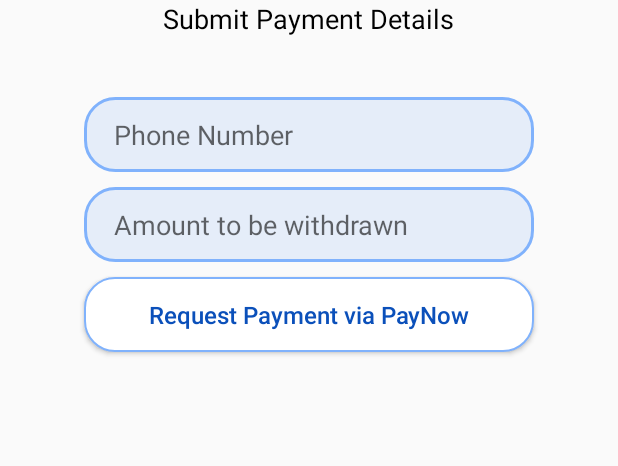
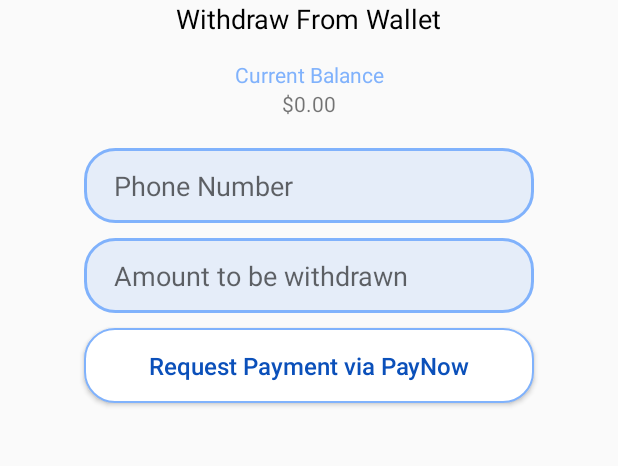
Before and after one commit to cfdkdcftw/orbital2019catch, an Android app: the PaymentActivity screen opened directly, with no data from a screen before it, on a phone screen of 412 x 824 dp, the part 270-736 px from its top. Run offline under Robolectric (Android 15) with nearby library versions, the phone set to English and light mode, and no system bars; our stand-ins replace Firebase (no records; nobody signed in at launch, a user with empty details on screens opened directly); 1 statement that could not run was skipped.

Commit message:
-m added notification feature upon withdrawal from wallet + added in textview to view wallet balance before deciding how much you want to withdraw
q

```diff
--- a/app/build.gradle
+++ b/app/build.gradle
@@ -53,6 +53,8 @@
     implementation 'com.google.android.gms:play-services-maps:16.1.0'
     implementation 'com.h6ah4i.android.widget.verticalseekbar:verticalseekbar:0.7.2'
 
+    // notification
+    implementation 'com.google.firebase:firebase-messaging:18.0.0'
 
     implementation 'com.android.support.constraint:constraint-layout:1.1.3'
     testImplementation 'junit:junit:4.12'
--- a/app/src/main/AndroidManifest.xml
+++ b/app/src/main/AndroidManifest.xml
@@ -17,13 +17,13 @@
         android:required="false" />
 
     <application
+        android:name="App"
         android:allowBackup="true"
         android:icon="@mipmap/ic_launcher"
         android:label="@string/app_name"
         android:roundIcon="@mipmap/ic_launcher_round"
         android:supportsRtl="true"
         android:theme="@style/AppTheme">
-
         <!--
              The API key for Google Maps-based APIs is defined as a string resource.
              (See the file "res/values/google_maps_api.xml").
--- a/app/src/main/java/com/example/orbital2019catch/loginandregister/UserProfile.java
+++ b/app/src/main/java/com/example/orbital2019catch/loginandregister/UserProfile.java
@@ -1,4 +1,9 @@
 package com.example.orbital2019catch.loginandregister;
+
+import com.example.orbital2019catch.profile.PaymentActivity;
+import com.example.orbital2019catch.profile.PaymentRequest;
+
+import java.util.ArrayList;
 
 public class UserProfile {
 
@@ -39,4 +44,5 @@
     public void setName(String name) {
         this.name = name;
     }
+
 }
--- a/app/src/main/java/com/example/orbital2019catch/profile/PaymentActivity.java
+++ b/app/src/main/java/com/example/orbital2019catch/profile/PaymentActivity.java
@@ -1,13 +1,21 @@
 package com.example.orbital2019catch.profile;
 
+import android.app.Notification;
 import android.content.Intent;
+import android.graphics.Bitmap;
+import android.graphics.BitmapFactory;
+import android.graphics.Color;
+import android.media.RingtoneManager;
 import android.os.Bundle;
 import android.support.annotation.NonNull;
+import android.support.v4.app.NotificationCompat;
+import android.support.v4.app.NotificationManagerCompat;
 import android.support.v7.app.AppCompatActivity;
 import android.view.View;
 import android.widget.Button;
 import android.widget.EditText;
 import android.widget.ProgressBar;
+import android.widget.TextView;
 import android.widget.Toast;
 
 import com.example.orbital2019catch.MainActivity;
@@ -23,15 +31,25 @@
 import com.google.firebase.database.DatabaseReference;
 import com.google.firebase.database.FirebaseDatabase;
 import com.google.firebase.database.ValueEventListener;
+import com.google.firebase.firestore.FirebaseFirestore;
+
+import java.util.ArrayList;
+import java.util.Arrays;
+import java.util.Date;
+
+import static com.example.orbital2019catch.App.CHANNEL_1_ID;
 
 public class PaymentActivity  extends AppCompatActivity {
 
+    private TextView profileBalance;
     private String phoneNumber, amount;
+    private double amountInDouble;
     private EditText mPhoneField, mAmountField;
     private Button mPaymentBtn;
     private FirebaseAuth mAuth;
     private FirebaseDatabase mDatabase;
-    private String balance;
+    private double balance;
+    private NotificationManagerCompat notificationManagerCompat;
 
     @Override
     protected void onCreate(Bundle savedInstanceState) {
@@ -39,7 +57,25 @@
         setContentView(R.layout.activity_payment);
         mAuth = FirebaseAuth.getInstance();
         mDatabase = FirebaseDatabase.getInstance();
-        getBalance();
+        notificationManagerCompat = NotificationManagerCompat.from(this);
+
+        profileBalance = (TextView) findViewById(R.id.balance_display);
+        DatabaseReference databaseReference = mDatabase.getReference(mAuth.getUid());
+        databaseReference.addValueEventListener(new ValueEventListener() {
+            @Override
+            public void onDataChange(@NonNull DataSnapshot dataSnapshot) {
+                UserProfile userProfile = dataSnapshot.getValue(UserProfile.class);
+                balance = userProfile.getBalance();
+                profileBalance.setText(String.format("$%.2f", balance));
+            }
+
+            @Override
+            public void onCancelled(@NonNull DatabaseError databaseError) {
+                Toast.makeText(PaymentActivity.this, databaseError.getCode(), Toast.LENGTH_SHORT).show();
+            }
+        });
+
+
         mPhoneField = (EditText) findViewById(R.id.phone_number);
         mAmountField = (EditText) findViewById(R.id.payment_amount);
         mPaymentBtn = (Button) findViewById(R.id.request_payment);
@@ -49,7 +85,9 @@
             public void onClick(View v) {
                 phoneNumber = mPhoneField.getText().toString().trim();
                 amount = mAmountField.getText().toString().trim();
+                amountInDouble = Double.parseDouble(amount);
                 if (validate()) {
+                    sendNotification();
                     // upload payment details to data base
                     sendRequest();
                 }
@@ -60,10 +98,12 @@
     private void sendRequest() {
         FirebaseDatabase firebaseDatabase = FirebaseDatabase.getInstance();
         DatabaseReference myRef = firebaseDatabase.getReference("payments");
-        PaymentRequest paymentRequest = new PaymentRequest(phoneNumber, amount);
+        PaymentRequest paymentRequest = new PaymentRequest(phoneNumber, amountInDouble);
         myRef.setValue(paymentRequest);
+
         updateUserBalance();
         Toast.makeText(PaymentActivity.this.getApplicationContext(), "Successfully requested for payment!", Toast.LENGTH_LONG).show();
+
         Intent intent = new Intent(PaymentActivity.this, MainActivity.class);
         startActivity(intent);
         overridePendingTransition(0,0);
@@ -71,23 +111,7 @@
 
     private void updateUserBalance() {
         DatabaseReference balanceRef = mDatabase.getReference(mAuth.getUid()).child("balance");
-        balanceRef.setValue(Double.parseDouble(balance) - Double.parseDouble(amount));
-    }
-
-    private void getBalance() {
-        DatabaseReference databaseReference = mDatabase.getReference(mAuth.getUid());
-        databaseReference.addValueEventListener(new ValueEventListener() {
-            @Override
-            public void onDataChange(@NonNull DataSnapshot dataSnapshot) {
-                UserProfile userProfile = dataSnapshot.getValue(UserProfile.class);
-                balance = String.format("%.2f", userProfile.getBalance());
-            }
-
-            @Override
-            public void onCancelled(@NonNull DatabaseError databaseError) {
-                Toast.makeText(PaymentActivity.this, databaseError.getCode(), Toast.LENGTH_SHORT).show();
-            }
-        });
+        balanceRef.setValue(balance - amountInDouble);
     }
 
     private Boolean validate() {
@@ -99,14 +123,34 @@
             Toast.makeText(PaymentActivity.this.getApplicationContext(), "Please enter amount to be withdrawn.", Toast.LENGTH_LONG).show();
         } else if (phoneNumber.length() != 8) {
             Toast.makeText(PaymentActivity.this.getApplicationContext(), "Phone number must be 8 digits.", Toast.LENGTH_LONG).show();
-        } // else if (Double.parseDouble(amount) > Double.parseDouble(balance)) {
-          //  Toast.makeText(PaymentActivity.this.getApplicationContext(), "You have insufficient balance.", Toast.LENGTH_LONG).show();
-          // }
+        } else if (balance < amountInDouble) {
+            Toast.makeText(PaymentActivity.this.getApplicationContext(), "You have insufficient balance.", Toast.LENGTH_LONG).show();
+        } else if (amountInDouble <= 0) {
+            Toast.makeText(PaymentActivity.this.getApplicationContext(), "Please enter a valid amount.", Toast.LENGTH_LONG).show();
+        }
         else {
             result = true;
         }
 
         return result;
+    }
+
+    public void sendNotification() {
+        String title = "DBSBank";
+        String message = String.format("You have received SGD %.2f from CATCH to your account via PayNow.", amountInDouble);
+        int m = (int) ((new Date().getTime() / 1000L) % Integer.MAX_VALUE);
+
+        Notification notification = new NotificationCompat.Builder(this, CHANNEL_1_ID)
+                .setSmallIcon(R.drawable.ic_chat_black_24dp)
+                .setContentTitle(title)
+                .setContentText(message)
+                .setStyle(new NotificationCompat.BigTextStyle().bigText(message))
+                .setColor(Color.BLUE)
+                .setBadgeIconType(R.drawable.ic_chat_black_24dp)
+                .setPriority(NotificationCompat.PRIORITY_HIGH)
+                .setCategory(NotificationCompat.CATEGORY_MESSAGE)
+                .build();
+        notificationManagerCompat.notify(m, notification);
     }
 
     public void onPause() {
--- /dev/null
+++ b/app/src/main/res/drawable/ic_chat_black_24dp.xml
@@ -0,0 +1,9 @@
+<vector xmlns:android="http://schemas.android.com/apk/res/android"
+        android:width="24dp"
+        android:height="24dp"
+        android:viewportWidth="24.0"
+        android:viewportHeight="24.0">
+    <path
+        android:fillColor="#FF000000"
+        android:pathData="M20,2L4,2c-1.1,0 -1.99,0.9 -1.99,2L2,22l4,-4h14c1.1,0 2,-0.9 2,-2L22,4c0,-1.1 -0.9,-2 -2,-2zM6,9h12v2L6,11L6,9zM14,14L6,14v-2h8v2zM18,8L6,8L6,6h12v2z"/>
+</vector>
--- a/app/src/main/res/layout/activity_payment.xml
+++ b/app/src/main/res/layout/activity_payment.xml
@@ -19,21 +19,41 @@
         android:layout_width="wrap_content"
         android:layout_height="wrap_content"
         android:layout_centerHorizontal="true"
-        android:text="Submit Payment Details"
+        android:text="Withdraw From Wallet"
         android:textAllCaps="false"
         android:textSize="18sp"
         android:textColor="@color/black" />
 
+    <TextView
+        android:id="@+id/balance_heading"
+        android:layout_below="@+id/payment_page_title"
+        android:layout_width="match_parent"
+        android:layout_height="wrap_content"
+        android:layout_marginTop="15dp"
+        android:layout_gravity="center"
+        android:gravity="center"
+        android:textColor="@color/themeBlue"
+        android:text="Current Balance"/>
+
+    <TextView
+        android:id="@+id/balance_display"
+        android:layout_below="@+id/balance_heading"
+        android:layout_width="match_parent"
+        android:layout_height="wrap_content"
+        android:layout_gravity="center"
+        android:gravity="center"
+        android:text="0.00"/>
+
     <EditText
         android:id="@+id/phone_number"
-        android:layout_below="@+id/payment_page_title"
+        android:layout_below="@+id/balance_display"
         android:layout_width="300dp"
         android:layout_height="50dp"
         android:layout_centerHorizontal="true"
         android:background="@drawable/login_input_background"
         android:ems="10"
         android:hint="Phone Number"
-        android:layout_marginTop="40dp"
+        android:layout_marginTop="20dp"
         android:paddingLeft="20dp"
         android:textIsSelectable="true"
         android:focusable="true"
--- a/app/src/main/res/layout/activity_profile_settings.xml
+++ b/app/src/main/res/layout/activity_profile_settings.xml
@@ -82,9 +82,12 @@
         android:id="@+id/paymentBtn"
         android:layout_width="wrap_content"
         android:layout_height="wrap_content"
+        android:paddingHorizontal="40px"
         android:onClick="onClick"
+        android:layout_marginTop="20dp"
         android:text="Request Payment"
         android:textColor="@color/themeBlue"
+        android:background="@color/lightBlue"
         android:layout_gravity="center"/>
 
     <Button
@@ -94,7 +97,7 @@
         android:layout_gravity="center"
         android:background="@drawable/border_button_background"
         android:ems="10"
-        android:layout_marginTop="250dp"
+        android:layout_marginTop="220dp"
         android:text="Logout"
         android:textAllCaps="false"
         android:textColor="@color/deepBlue"
```
Also changed, not shown: app/src/main/java/com/example/orbital2019catch/App.java (added, +32 -0 lines), app/src/main/java/com/example/orbital2019catch/profile/PaymentRequest.java (+3 -4 lines).
